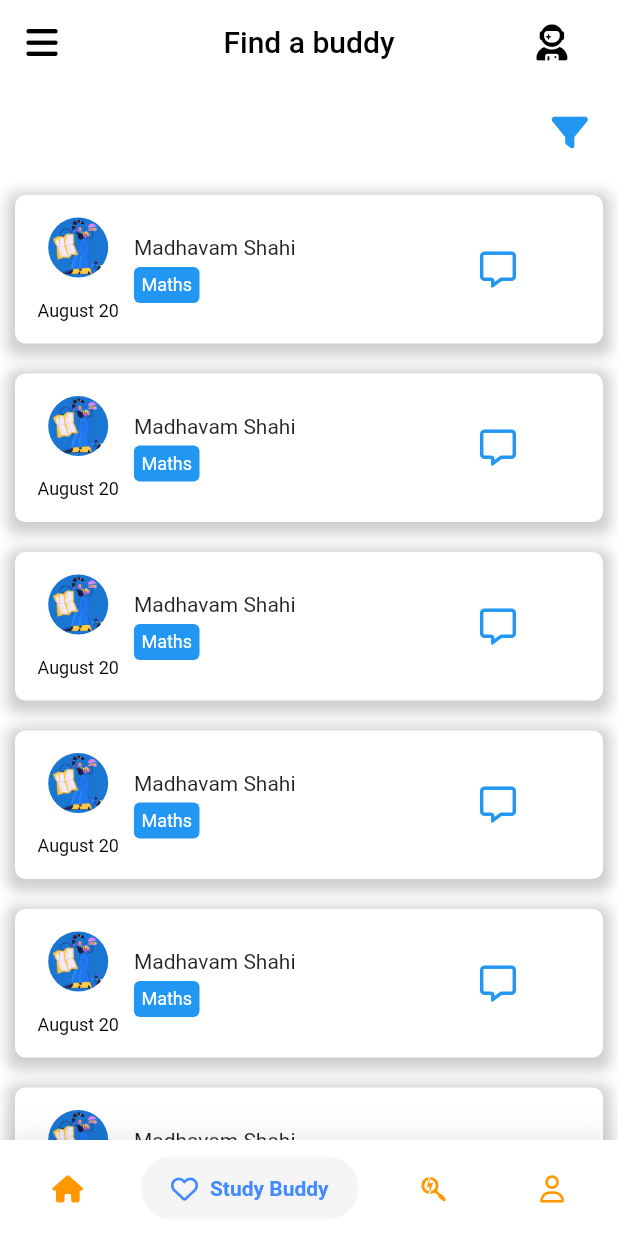
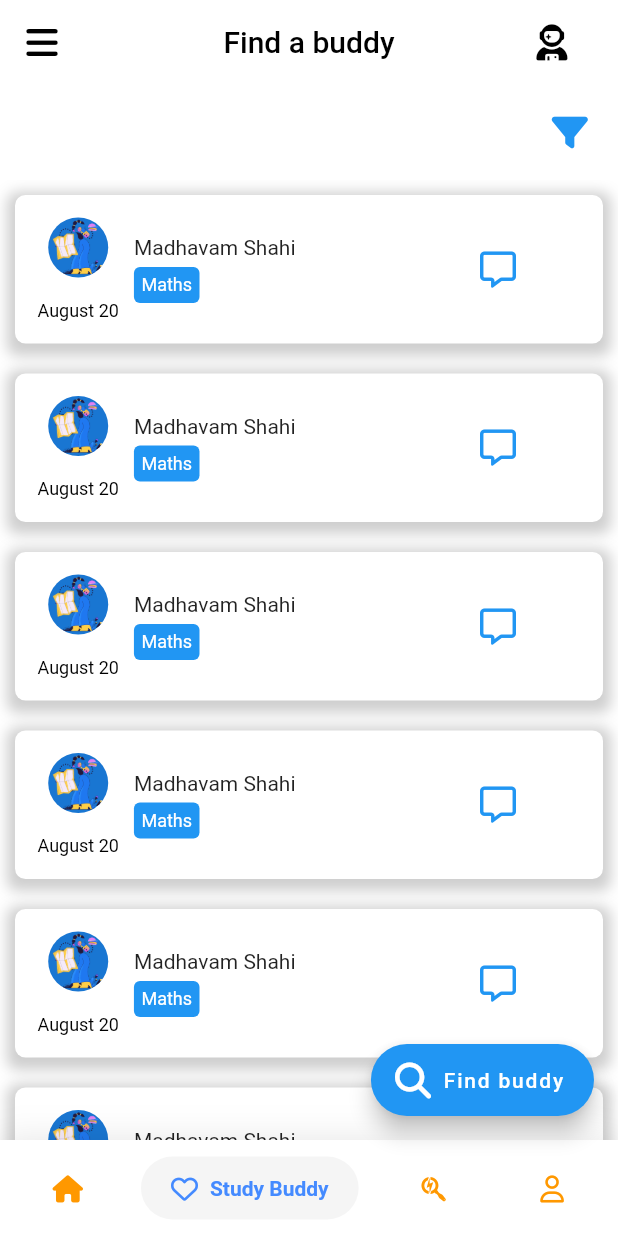
Before and after one commit to madhavamshahi/Edbuddy, a Flutter app: the screen it shows after launch, item 2 of the bottom bar chosen, on a phone screen of 412 x 824 dp. Run offline on Flutter 3.47's test engine with Material 2 defaults, Android fonts, the light colour scheme and no system bars; drawn by our look-alikes of google_nav_bar; our stand-ins replace cloud_firestore, firebase_auth, firebase_storage, fluttertoast, font_awesome_flutter, google_fonts and 3 more; missing offline and left inert: filter_list, shrink_sidemenu; accounts and stored records are empty; statements that could not run were skipped.

Commit message:
adding support for adding study buddy req

```diff
--- a/edbuddy/lib/views/home/home.dart
+++ b/edbuddy/lib/views/home/home.dart
@@ -120,6 +120,42 @@ class _HomeState extends State<Home> {
     return "null";
   }
 
+  getFAB(int n) {
+    if (n == 0) {
+      return FloatingActionButton.extended(
+        onPressed: () {
+          inputListing(context: context);
+
+          // Add your onPressed code here!
+        },
+        label: Text('Add Listing'),
+        icon: Icon(FontAwesomeIcons.plus),
+        backgroundColor: Colors.blue,
+      );
+    }
+    if (n == 1) {
+      return FloatingActionButton.extended(
+        onPressed: () {
+          inputListing(context: context);
+
+          // Add your onPressed code here!
+        },
+        label: Text('Find buddy'),
+        icon: Icon(FontAwesomeIcons.search),
+        backgroundColor: Colors.blue,
+      );
+    }
+
+    if (n == 2) {
+      return Container();
+    }
+
+    if (n == 3) {
+      return Container();
+    }
+    return Container();
+  }
+
   @override
   Widget build(BuildContext context) {
     List<Widget> _widgetOptions = <Widget>[
@@ -179,18 +215,7 @@ class _HomeState extends State<Home> {
         setState(() => isOpened = _isOpened);
       },
       child: Scaffold(
-        floatingActionButton: _selectedIndex == 0
-            ? FloatingActionButton.extended(
-                onPressed: () {
-                  inputListing(context: context);
-
-                  // Add your onPressed code here!
-                },
-                label: Text('Add Listing'),
-                icon: Icon(FontAwesomeIcons.plus),
-                backgroundColor: Colors.blue,
-              )
-            : Container(),
+        floatingActionButton: getFAB(_selectedIndex),
         backgroundColor: Colors.white,
         appBar: AppBar(
           centerTitle: true,
```
